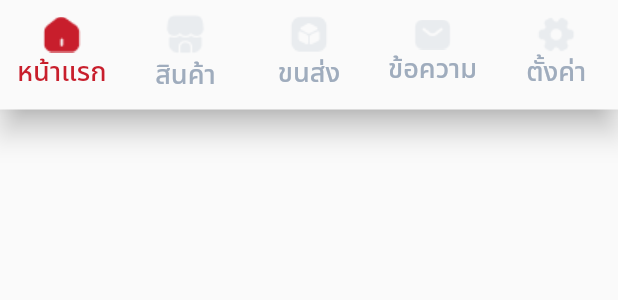
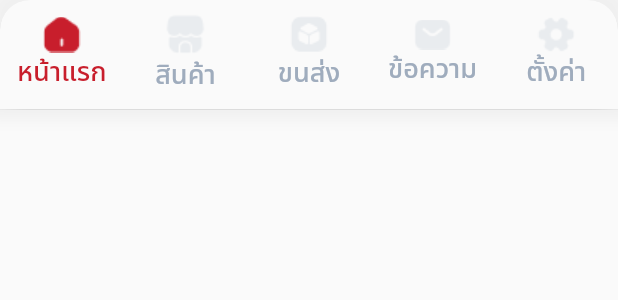
Before and after one commit to cane159/lachule, a Flutter app: the AppBottomNavigationBar widget shown alone on an empty page, opened directly, on a phone screen of 412 x 824 dp. Shown: the top 300 px of the screen. Run offline on Flutter 3.47's test engine with Material 2 defaults, Android fonts, the phone set to English and light mode, and no system bars; our stand-ins replace carousel_slider, cloud_firestore, firebase_core, firebase_messaging, flutter_local_notifications, get; accounts and stored records are empty; network calls fail.

Commit message:
nav bar radius

```diff
--- a/lib/bases/app_theme.dart
+++ b/lib/bases/app_theme.dart
@@ -3,6 +3,7 @@ import 'package:lachule/bases/base_colors.dart';
 import 'package:lachule/bases/base_sizes.dart';
 
 ThemeData appTheme = ThemeData(
+  backgroundColor: Colors.transparent,
   textTheme: textTheme,
   fontFamily: 'NotoSansThai',
 );
--- a/lib/widgets/appbar_scaffold.dart
+++ b/lib/widgets/appbar_scaffold.dart
@@ -27,6 +27,8 @@ class AppBarScaffold extends StatelessWidget {
 
   @override
   Widget build(BuildContext context) => Scaffold(
+        resizeToAvoidBottomInset: false,
+        extendBody: true,
         body: body,
         appBar: AppBar(
           leadingWidth: 51,
@@ -59,6 +61,6 @@ class AppBarScaffold extends StatelessWidget {
             ],
           ),
         ),
-        bottomNavigationBar: AppBottomNavigationBar(),
+        bottomNavigationBar: const AppBottomNavigationBar(),
       );
 }
--- a/lib/widgets/bottomNavigationBar/app_bottom_navigation_bar.dart
+++ b/lib/widgets/bottomNavigationBar/app_bottom_navigation_bar.dart
@@ -10,7 +10,26 @@ class AppBottomNavigationBar extends GetView<AppBottomnavigationBarController> {
   @override
   Widget build(BuildContext context) {
     return Obx(
-      () => BottomNavigationBar(
+      () => Container(
+        decoration: BoxDecoration(
+          borderRadius: const BorderRadius.only(
+            topLeft: Radius.circular(20),
+            topRight: Radius.circular(20),
+          ),
+          boxShadow: [
+            BoxShadow(
+              color: Colors.black.withOpacity(0.04),
+              spreadRadius: 8,
+              blurRadius: 7,
+              offset: const Offset(0, -1),
+            ),
+          ],
+        ),
+        child: ClipRRect(
+          borderRadius: const BorderRadius.vertical(
+            top: Radius.circular(20),
+          ),
+          child: BottomNavigationBar(
             items: controller.navBarItem,
             selectedItemColor: BaseColors.primaryRed,
             unselectedItemColor: BaseColors.btnDisabledPlaceholder,
@@ -27,6 +46,8 @@ class AppBottomNavigationBar extends GetView<AppBottomnavigationBarController> {
             onTap: (index) => controller.onTapped(index),
             type: BottomNavigationBarType.fixed,
           ),
+        ),
+      ),
     );
   }
 }
```
Lines whose indentation alone changed are shown as unchanged.
